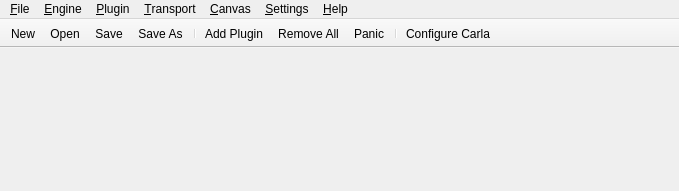
Qt form resources/ui/carla_host.ui (falkTX/Carla) before a commit.
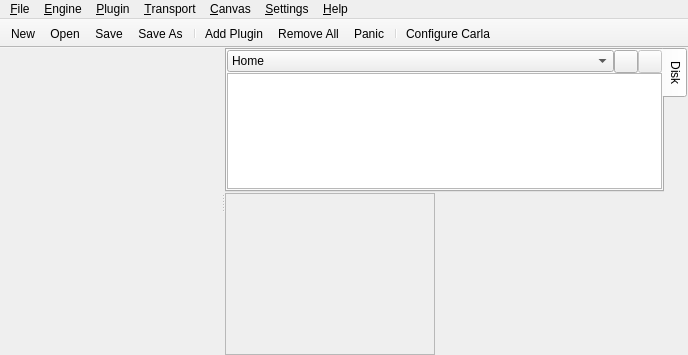
The same form after that commit. Icons and pictures are not drawn. Custom widgets are drawn as their Qt base class.

The edit to the form file:
```diff
--- a/resources/ui/carla_host.ui
+++ b/resources/ui/carla_host.ui
@@ -6,20 +6,174 @@
    <rect>
     <x>0</x>
     <y>0</y>
-    <width>679</width>
-    <height>191</height>
+    <width>688</width>
+    <height>355</height>
    </rect>
   </property>
   <property name="windowTitle">
    <string>MainWindow</string>
   </property>
-  <widget class="QWidget" name="centralwidget"/>
+  <widget class="QWidget" name="centralwidget">
+   <layout class="QHBoxLayout" name="horizontalLayout_2">
+    <property name="margin">
+     <number>0</number>
+    </property>
+    <item>
+     <widget class="QSplitter" name="splitter">
+      <property name="orientation">
+       <enum>Qt::Horizontal</enum>
+      </property>
+      <widget class="QWidget" name="mainwidget" native="true">
+       <property name="sizePolicy">
+        <sizepolicy hsizetype="Expanding" vsizetype="Expanding">
+         <horstretch>0</horstretch>
+         <verstretch>0</verstretch>
+        </sizepolicy>
+       </property>
+      </widget>
+      <widget class="QWidget" name="layoutWidget">
+       <layout class="QVBoxLayout" name="verticalLayout_4">
+        <property name="spacing">
+         <number>1</number>
+        </property>
+        <item>
+         <widget class="QTabWidget" name="tabUtils">
+          <property name="sizePolicy">
+           <sizepolicy hsizetype="Ignored" vsizetype="Expanding">
+            <horstretch>0</horstretch>
+            <verstretch>0</verstretch>
+           </sizepolicy>
+          </property>
+          <property name="minimumSize">
+           <size>
+            <width>210</width>
+            <height>0</height>
+           </size>
+          </property>
+          <property name="acceptDrops">
+           <bool>false</bool>
+          </property>
+          <property name="tabPosition">
+           <enum>QTabWidget::East</enum>
+          </property>
+          <property name="currentIndex">
+           <number>0</number>
+          </property>
+          <widget class="QWidget" name="disk">
+           <property name="acceptDrops">
+            <bool>false</bool>
+           </property>
+           <attribute name="title">
+            <string>Disk</string>
+           </attribute>
+           <layout class="QVBoxLayout" name="verticalLayout_3">
+            <property name="spacing">
+             <number>0</number>
+            </property>
+            <property name="leftMargin">
+             <number>0</number>
+            </property>
+            <property name="topMargin">
+             <number>0</number>
+            </property>
+            <property name="rightMargin">
+             <number>0</number>
+            </property>
+            <property name="bottomMargin">
+             <number>1</number>
+            </property>
+            <item>
+             <layout class="QHBoxLayout" name="horizontalLayout">
+              <item>
+               <widget class="QComboBox" name="cb_disk">
+                <item>
+                 <property name="text">
+                  <string>Home</string>
+                 </property>
+                </item>
+               </widget>
+              </item>
+              <item>
+               <widget class="QToolButton" name="b_disk_add">
+                <property name="text">
+                 <string/>
+                </property>
+                <property name="icon">
+                 <iconset resource="../resources.qrc">
+                  <normaloff>:/16x16/list-add.png</normaloff>:/16x16/list-add.png</iconset>
+                </property>
+               </widget>
+              </item>
+              <item>
+               <widget class="QToolButton" name="b_disk_remove">
+                <property name="enabled">
+                 <bool>false</bool>
+                </property>
+                <property name="text">
+                 <string/>
+                </property>
+                <property name="icon">
+                 <iconset resource="../resources.qrc">
+                  <normaloff>:/16x16/list-remove.png</normaloff>:/16x16/list-remove.png</iconset>
+                </property>
+               </widget>
+              </item>
+             </layout>
+            </item>
+            <item>
+             <widget class="QTreeView" name="fileTreeView">
+              <property name="editTriggers">
+               <set>QAbstractItemView::NoEditTriggers</set>
+              </property>
+              <property name="dragEnabled">
+               <bool>true</bool>
+              </property>
+              <property name="dragDropMode">
+               <enum>QAbstractItemView::DragDrop</enum>
+              </property>
+             </widget>
+            </item>
+           </layout>
+          </widget>
+         </widget>
+        </item>
+        <item>
+         <widget class="CanvasPreviewFrame" name="miniCanvasPreview">
+          <property name="minimumSize">
+           <size>
+            <width>210</width>
+            <height>162</height>
+           </size>
+          </property>
+          <property name="maximumSize">
+           <size>
+            <width>210</width>
+            <height>162</height>
+           </size>
+          </property>
+          <property name="acceptDrops">
+           <bool>false</bool>
+          </property>
+          <property name="frameShape">
+           <enum>QFrame::StyledPanel</enum>
+          </property>
+          <property name="frameShadow">
+           <enum>QFrame::Sunken</enum>
+          </property>
+         </widget>
+        </item>
+       </layout>
+      </widget>
+     </widget>
+    </item>
+   </layout>
+  </widget>
   <widget class="QMenuBar" name="menubar">
    <property name="geometry">
     <rect>
      <x>0</x>
      <y>0</y>
-     <width>679</width>
+     <width>688</width>
      <height>19</height>
     </rect>
    </property>
@@ -474,6 +628,14 @@
    </property>
   </action>
  </widget>
+ <customwidgets>
+  <customwidget>
+   <class>CanvasPreviewFrame</class>
+   <extends>QFrame</extends>
+   <header>canvaspreviewframe.h</header>
+   <container>1</container>
+  </customwidget>
+ </customwidgets>
  <resources>
   <include location="../resources.qrc"/>
  </resources>
```
